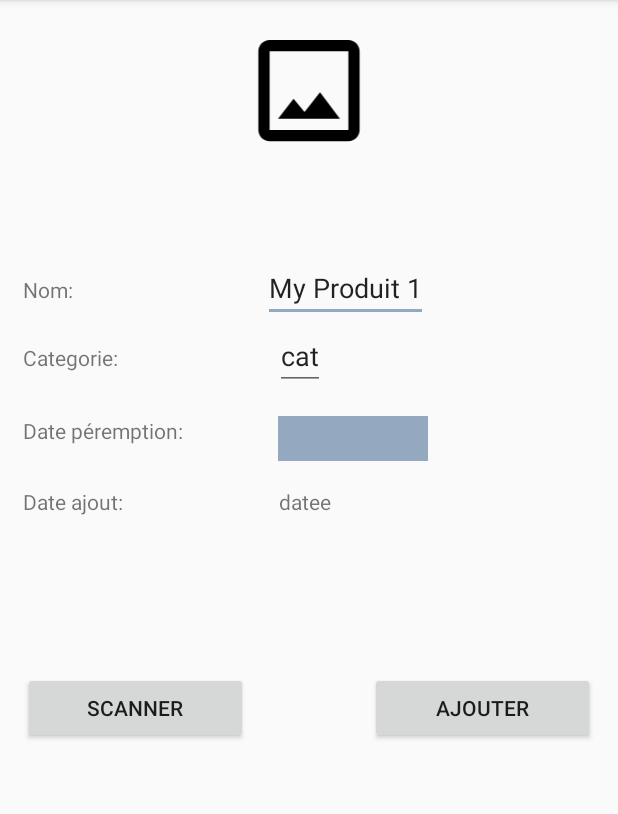
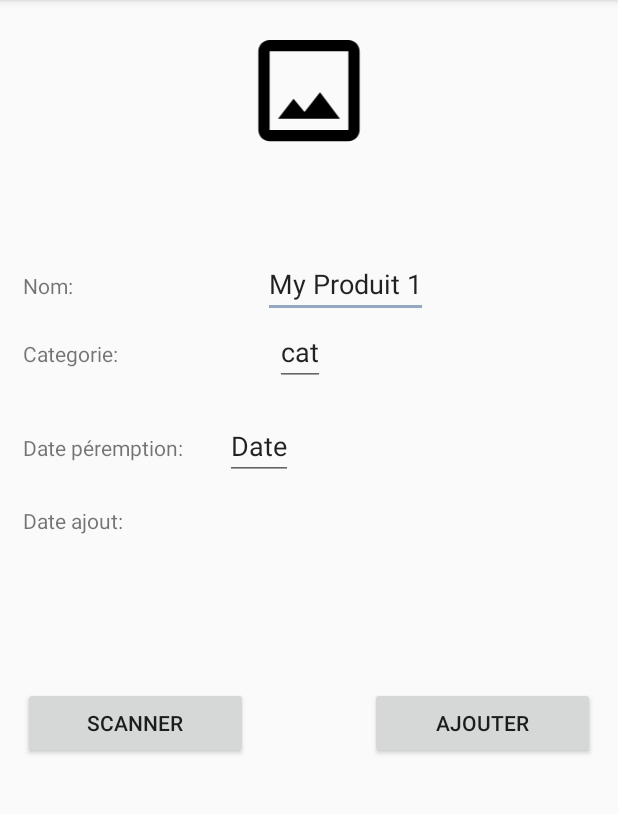
Before and after one commit to boucara/androidSmartfridge, an Android app: the ActivityAjoutProduit screen opened directly, with no data from a screen before it, on a phone screen of 412 x 824 dp, the part 84-898 px from its top. Run offline under Robolectric (Android 15) with nearby library versions, the phone set to English and light mode, and no system bars; libraries missing offline, so code that uses them is left out: com.google.zxing.integration; 1 statement that could not run was skipped.

Commit message:
ajout prod

```diff
--- a/app/src/main/java/com/mbds/appsmartfridge/ActivityAjoutProduit.java
+++ b/app/src/main/java/com/mbds/appsmartfridge/ActivityAjoutProduit.java
@@ -1,5 +1,6 @@
 package com.mbds.appsmartfridge;
 
+import android.app.DatePickerDialog;
 import android.app.ProgressDialog;
 import android.content.Intent;
 import android.graphics.BitmapFactory;
@@ -26,7 +27,9 @@ import org.json.JSONObject;
 
 import java.io.IOException;
 import java.text.SimpleDateFormat;
+import java.util.Calendar;
 import java.util.Date;
+import java.util.Locale;
 
 import okhttp3.OkHttpClient;
 import okhttp3.Request;
@@ -45,7 +48,7 @@ public class ActivityAjoutProduit extends AppCompatActivity {
     TextView textViewDatePr; //textViewDatePrempt
     TextView textViewDateAj; //textViewDateAjoutProd
 
-    DatePicker datePremtionData; //datePremtionDataPicker
+    EditText datePremtionData; //datePremtionDataPicker
     TextView dateAjoutData; //dateAjoutDataProd
 
     ImageView img; //imgProd
@@ -57,8 +60,7 @@ public class ActivityAjoutProduit extends AppCompatActivity {
     private static final String TAG_URL_IMG = "image_url";
     private static final String TAG_INGREDIENTS = "ingredients_text_fr";
     private static final String TAG_CATEGORIES = "categories";
-
-
+    final Calendar myCalendar = Calendar.getInstance();
 
 
     @Override
@@ -73,7 +75,7 @@ public class ActivityAjoutProduit extends AppCompatActivity {
         textViewDateAj = (TextView)findViewById(R.id.textViewDateAjoutProd);
         textViewDatePr = (TextView)findViewById(R.id.textViewDatePrempt);
         bAjout = (Button)findViewById(R.id.buttonAjouterProduit);
-        datePremtionData = (DatePicker)findViewById(R.id.datePremtionDataPicker);
+        datePremtionData = (EditText) findViewById(R.id.datePremtionDataPicker);
         buttonScan = (Button)findViewById(R.id.buttonScannerProduit);
         qrScan = new IntentIntegrator(this);
         Intent i = getIntent();
@@ -83,7 +85,46 @@ public class ActivityAjoutProduit extends AppCompatActivity {
                 qrScan.initiateScan();
             }
         });
+        bAjout.setOnClickListener(new View.OnClickListener() {
+            @Override
+            public void onClick(View view) {
+                Toast.makeText(getApplicationContext(),"Produit ajouté!",Toast.LENGTH_LONG);
+            }
+        });
 
+
+       final DatePickerDialog.OnDateSetListener date = new DatePickerDialog.OnDateSetListener() {
+
+            @Override
+            public void onDateSet(DatePicker view, int year, int monthOfYear,
+                                  int dayOfMonth) {
+                // TODO Auto-generated method stub
+                myCalendar.set(Calendar.YEAR, year);
+                myCalendar.set(Calendar.MONTH, monthOfYear);
+                myCalendar.set(Calendar.DAY_OF_MONTH, dayOfMonth);
+                updateLabel();
+            }
+
+        };
+        datePremtionData.setOnClickListener(new View.OnClickListener() {
+
+            @Override
+            public void onClick(View v) {
+                // TODO Auto-generated method stub
+                new DatePickerDialog(ActivityAjoutProduit.this, date, myCalendar
+                        .get(Calendar.YEAR), myCalendar.get(Calendar.MONTH),
+                        myCalendar.get(Calendar.DAY_OF_MONTH)).show();
+            }
+        });
+
+
+
+    }
+    private void updateLabel() {
+        String myFormat = "dd/MM/yyyy"; //In which you need put here
+        SimpleDateFormat sdf = new SimpleDateFormat(myFormat, Locale.US);
+
+        datePremtionData.setText(sdf.format(myCalendar.getTime()));
     }
     protected void onActivityResult(int requestCode, int resultCode, Intent data) {
         IntentResult result = IntentIntegrator.parseActivityResult(requestCode, resultCode, data);
@@ -114,8 +155,8 @@ public class ActivityAjoutProduit extends AppCompatActivity {
             super.onPreExecute();
 
             dialog = new ProgressDialog(ActivityAjoutProduit.this);
-            dialog.setTitle("Hey Wait Please...");
-            dialog.setMessage("I am getting your JSON");
+            dialog.setTitle("Veuillez ptientez...");
+            dialog.setMessage("Recupération des informations pour le produit scanné");
             dialog.show();
         }
 
@@ -167,8 +208,8 @@ public class ActivityAjoutProduit extends AppCompatActivity {
             categorieData.setText(newProd.getCat());
             nom.setText(newProd.getNom());
 
-            Toast.makeText(getApplicationContext(),"success",Toast.LENGTH_LONG);
             Log.i("SUCCEES=========",URL);
+
 
         }
     }
--- a/app/src/main/java/com/mbds/appsmartfridge/ActivityProduits.java
+++ b/app/src/main/java/com/mbds/appsmartfridge/ActivityProduits.java
@@ -74,6 +74,7 @@ public class ActivityProduits extends AppCompatActivity {
             }
         });
 
+
     }
 
     public void initList(){
--- a/app/src/main/res/layout/actovity_ajout_produit.xml
+++ b/app/src/main/res/layout/actovity_ajout_produit.xml
@@ -95,15 +95,16 @@
                 <View
                     android:layout_width="0dp"
                     android:layout_height="0dp"
-                    android:layout_weight="3"
+                    android:layout_weight="5.2"
                     />
-                <DatePicker
+                <EditText
                     android:id="@+id/datePremtionDataPicker"
-                    android:layout_width="100dp"
-                    android:layout_height="30dp"
-                    android:text="datee"
+                    android:layout_width="wrap_content"
+                    android:layout_height="wrap_content"
+                    android:text="Date"
                     android:layout_marginTop="17dp"
-                    android:layout_marginStart="@dimen/fab_margin"
+                    android:layout_marginStart="28dp"
+                    android:focusable="false"
                     />
             </LinearLayout>
             <LinearLayout
@@ -127,7 +128,6 @@
                     android:id="@+id/dateAjoutDataProd"
                     android:layout_width="wrap_content"
                     android:layout_height="wrap_content"
-                    android:text="datee"
                     android:layout_marginTop="17dp"
                     android:layout_marginStart="@dimen/fab_margin"/>
             </LinearLayout>
```
